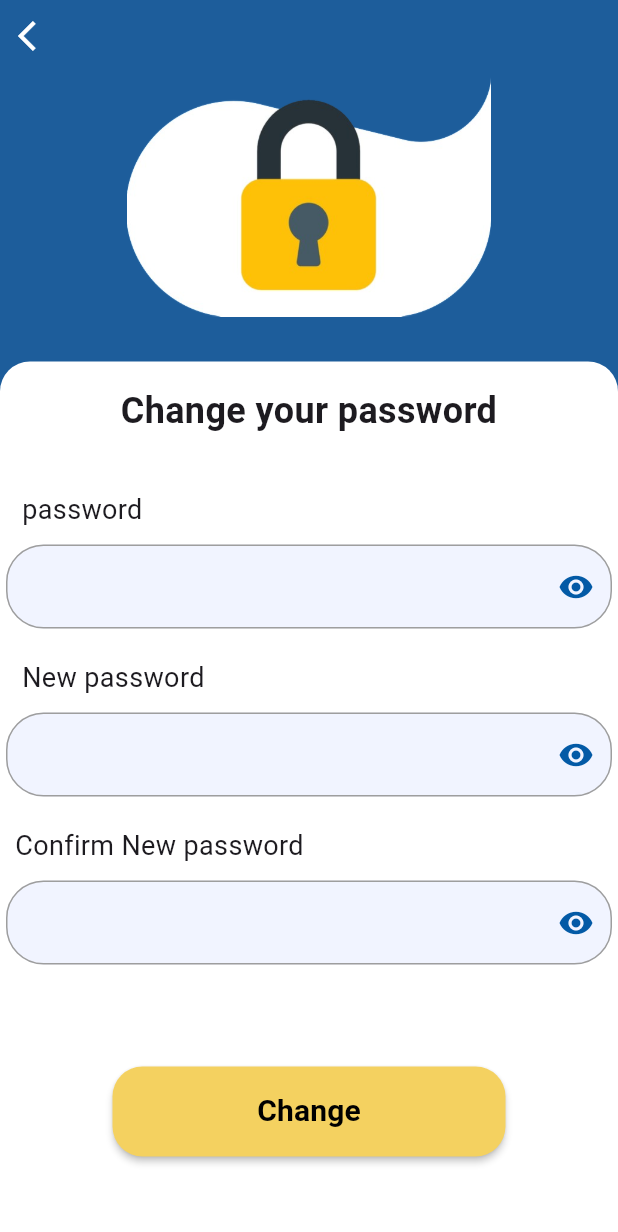
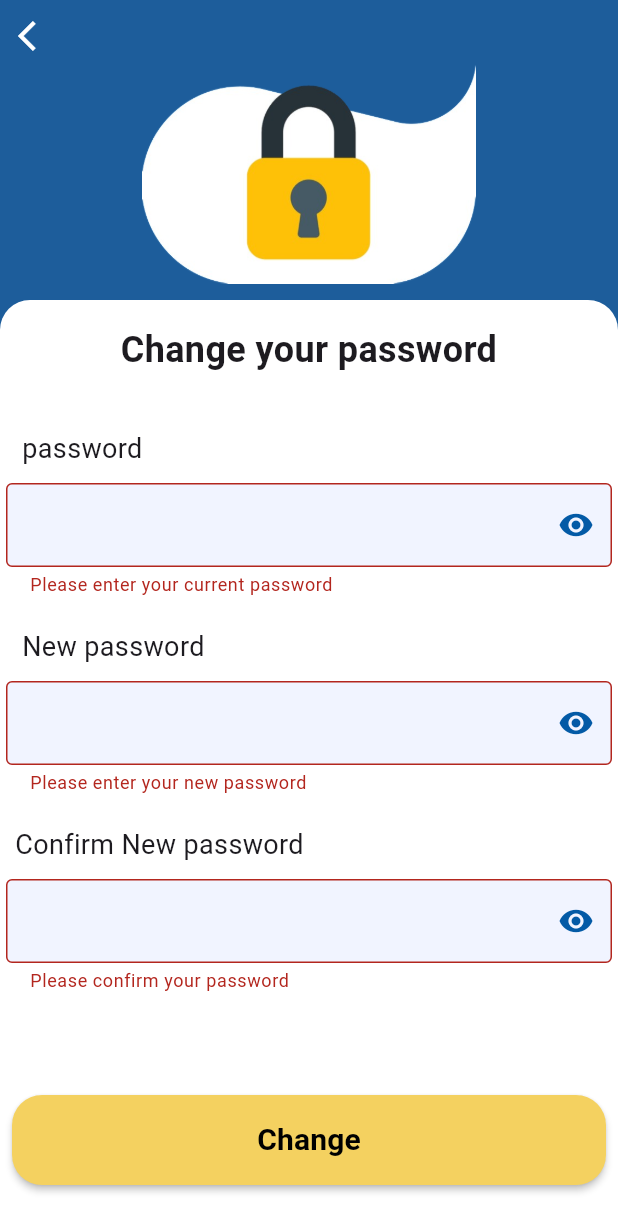
Before and after one commit to eman88888/final-project, a Flutter app: the change screen opened directly, after a tap on "Change", on a phone screen of 412 x 824 dp. Shown: the top 1232 px of the screen. Run offline on Flutter 3.47's test engine with Material 3 defaults, Android fonts, the phone set to English and light mode, and no system bars; our stand-ins replace cloud_firestore, curved_navigation_bar, dotted_border, file_picker, firebase_auth, firebase_core and 7 more; missing offline and left inert: dart:html; accounts and stored records are empty; Roboto replaces fonts that are missing (Poppins).

Commit message:
new commit

```diff
--- a/lib/main.dart
+++ b/lib/main.dart
@@ -43,6 +43,6 @@ class _appState extends State<app> {
     return GetMaterialApp(
         theme: ThemeData(fontFamily: 'Poppins'),
         debugShowCheckedModeBanner: false,
-        home: Signup_Screen());
+        home: startscreen());
   }
 }
--- a/lib/pages/change_pass.dart
+++ b/lib/pages/change_pass.dart
@@ -1,6 +1,9 @@
 import 'package:finalproject/screens/bottomnavbar.dart';
+import 'package:firebase_auth/firebase_auth.dart';
 import 'package:flutter/material.dart';
+import 'package:flutter/widgets.dart';
 import 'package:flutter_svg/svg.dart';
+import 'package:get/get.dart';
 
 import '../screens/settings.dart';
 
@@ -12,6 +15,45 @@ class change extends StatefulWidget {
 }
 
 class _changeState extends State<change> {
+  GlobalKey<FormState> formKey = GlobalKey();
+  final oldpassController = TextEditingController();
+  final newpassController = TextEditingController();
+
+  Future<void> changePassword(String oldpass, String newPass) async {
+    final user = FirebaseAuth.instance.currentUser;
+
+    if (user != null) {
+      ScaffoldMessenger.of(context).showSnackBar(
+        SnackBar(
+          backgroundColor: Color(0xFF1D5D9B),
+          content: Text(
+            'password has been changed',
+            style: TextStyle(
+              fontSize: 15,
+              color: Color(0xFFF1F4FF),
+            ),
+          ),
+        ),
+      );
+      await user.updatePassword(newPass);
+    } else {
+      ScaffoldMessenger.of(context).showSnackBar(
+        SnackBar(
+          backgroundColor: Color(0xFF1D5D9B),
+          content: Text(
+            'password hasnt been changed',
+            style: TextStyle(
+              fontSize: 10,
+              color: Color(0xFFF1F4FF),
+            ),
+          ),
+        ),
+      );
+      // No user is signed in.
+    }
+  }
+
+  bool isLoading = false;
   bool passwordVisible = false;
   bool passwordVisible1 = false;
   bool passwordVisible2 = false;
@@ -26,10 +68,17 @@ class _changeState extends State<change> {
 
   @override
   Widget build(BuildContext context) {
+    var screenSize = MediaQuery.of(context).size;
     return Scaffold(
-      backgroundColor: Color(0xff1D5D9B),
-      body: Column(
+      // backgroundColor: Color(0xff1D5D9B),
+      body: Form(
+        key: formKey,
+        child: Stack(
           children: [
+            Container(
+              height: 400,
+              color: Color(0xff1D5D9B),
+            ),
             Container(
               alignment: Alignment.topLeft,
               // height: 10,
@@ -46,28 +95,35 @@ class _changeState extends State<change> {
                 ),
               ),
             ),
-          Container(
-            margin: EdgeInsets.only(bottom: 30),
-            height: 163,
+            Padding(
+              padding: const EdgeInsets.only(top: 40),
+              child: Container(
+                alignment: Alignment.center,
+                margin: EdgeInsets.only(bottom: 20),
+                height: 149,
                 child: Image.asset("assets/image 4.png"),
               ),
-          Container(
-            height: 682,
-            width: 500,
+            ),
+            Positioned(
+              top: 200,
+              child: Container(
+                width: screenSize.width,
+                height: screenSize.height,
                 decoration: BoxDecoration(
                     color: Colors.white,
                     borderRadius: BorderRadius.only(
                       topLeft: Radius.circular(20),
                       topRight: Radius.circular(20),
                     )),
-            child: Column(
+                child: ListView(
                   children: [
                     Padding(
                       padding: const EdgeInsets.all(16.0),
                       child: Text(
                         "Change your password",
                         textAlign: TextAlign.center,
-                    style: TextStyle(fontSize: 24, fontWeight: FontWeight.w700),
+                        style: TextStyle(
+                            fontSize: 24, fontWeight: FontWeight.w700),
                       ),
                     ),
                     Padding(padding: EdgeInsets.all(10)),
@@ -81,20 +137,34 @@ class _changeState extends State<change> {
                     ),
                     Padding(
                       padding: const EdgeInsets.only(left: 4, right: 4),
-                  child: TextField(
+                      child: TextFormField(
+                        validator: (value) {
+                          if (value == null || value.isEmpty) {
+                            return 'Please enter your current password';
+                          }
+                        },
+                        controller: oldpassController,
                         obscureText: passwordVisible,
                         decoration: InputDecoration(
                           fillColor: Color(0xffF1F4FF),
                           filled: true,
+                          focusedBorder: OutlineInputBorder(
+                            borderRadius: BorderRadius.circular(8),
+                            borderSide: BorderSide(
+                              color: Color(0xFF047EB0),
+                            ),
+                          ),
                           enabledBorder: OutlineInputBorder(
-                          borderRadius: BorderRadius.all(
-                            Radius.circular(25),
+                            borderRadius: BorderRadius.circular(8),
+                            borderSide: BorderSide(
+                              color: Color(0xFFF1F4FF),
                             ),
-                          borderSide: BorderSide(color: Colors.grey)),
-                      focusedBorder: OutlineInputBorder(
-                          borderRadius: BorderRadius.all(Radius.circular(25)),
-                          borderSide: BorderSide(color: Colors.black)),
-                      border: OutlineInputBorder(),
+                          ),
+                          border: OutlineInputBorder(
+                            borderSide: BorderSide(
+                              color: Color(0xFF047EB0),
+                            ),
+                          ),
                           suffixIcon: IconButton(
                             color: Color(0xff035AA6),
                             icon: Icon(passwordVisible
@@ -125,20 +195,34 @@ class _changeState extends State<change> {
                     ),
                     Padding(
                       padding: const EdgeInsets.only(left: 4, right: 4),
-                  child: TextField(
+                      child: TextFormField(
+                        validator: (value) {
+                          if (value == null || value.isEmpty) {
+                            return 'Please enter your new password';
+                          }
+                        },
+                        controller: newpassController,
                         obscureText: passwordVisible1,
                         decoration: InputDecoration(
                           fillColor: Color(0xffF1F4FF),
                           filled: true,
+                          focusedBorder: OutlineInputBorder(
+                            borderRadius: BorderRadius.circular(8),
+                            borderSide: BorderSide(
+                              color: Color(0xFF047EB0),
+                            ),
+                          ),
                           enabledBorder: OutlineInputBorder(
-                          borderRadius: BorderRadius.all(
-                            Radius.circular(25),
+                            borderRadius: BorderRadius.circular(8),
+                            borderSide: BorderSide(
+                              color: Color(0xFFF1F4FF),
                             ),
-                          borderSide: BorderSide(color: Colors.grey)),
-                      focusedBorder: OutlineInputBorder(
-                          borderRadius: BorderRadius.all(Radius.circular(25)),
-                          borderSide: BorderSide(color: Colors.black)),
-                      border: OutlineInputBorder(),
+                          ),
+                          border: OutlineInputBorder(
+                            borderSide: BorderSide(
+                              color: Color(0xFF047EB0),
+                            ),
+                          ),
                           suffixIcon: IconButton(
                             color: Color(0xff035AA6),
                             icon: Icon(passwordVisible1
@@ -169,20 +253,33 @@ class _changeState extends State<change> {
                     ),
                     Padding(
                       padding: const EdgeInsets.only(left: 4, right: 4),
-                  child: TextField(
+                      child: TextFormField(
+                        validator: (value) {
+                          if (value == null || value.isEmpty) {
+                            return 'Please confirm your password';
+                          }
+                        },
                         obscureText: passwordVisible2,
                         decoration: InputDecoration(
                           fillColor: Color(0xffF1F4FF),
                           filled: true,
+                          focusedBorder: OutlineInputBorder(
+                            borderRadius: BorderRadius.circular(8),
+                            borderSide: BorderSide(
+                              color: Color(0xFF047EB0),
+                            ),
+                          ),
                           enabledBorder: OutlineInputBorder(
-                          borderRadius: BorderRadius.all(
-                            Radius.circular(25),
+                            borderRadius: BorderRadius.circular(8),
+                            borderSide: BorderSide(
+                              color: Color(0xFFF1F4FF),
                             ),
-                          borderSide: BorderSide(color: Colors.grey)),
-                      focusedBorder: OutlineInputBorder(
-                          borderRadius: BorderRadius.all(Radius.circular(25)),
-                          borderSide: BorderSide(color: Colors.black)),
-                      border: OutlineInputBorder(),
+                          ),
+                          border: OutlineInputBorder(
+                            borderSide: BorderSide(
+                              color: Color(0xFF047EB0),
+                            ),
+                          ),
                           suffixIcon: IconButton(
                             color: Color(0xff035AA6),
                             icon: Icon(passwordVisible2
@@ -218,12 +315,21 @@ class _changeState extends State<change> {
                           shape: RoundedRectangleBorder(
                             borderRadius: BorderRadius.circular(20),
                           ),
-                      onPressed: () {}),
+                          onPressed: () {
+                            if (formKey.currentState!.validate()) {
+                              setState(() {
+                                isLoading =
+                                    true; // Update isLoading state before awaiting Firebase authentication
+                              });
+                              changePassword(oldpassController.text,
+                                  newpassController.text);
+                            }
+                          }),
                     ),
                     Container(
                       alignment: Alignment.bottomLeft,
                       child: Padding(
-                      padding: const EdgeInsets.only(left: 5.0, top: 100),
+                          padding: const EdgeInsets.only(left: 5.0, top: 140),
                           child: InkWell(
                             onTap: () {
                               Navigator.push(
@@ -241,7 +347,9 @@ class _changeState extends State<change> {
                   ],
                 ),
               ),
+            ),
           ],
+        ),
       ),
     );
   }
```
Also changed, not shown: 6 other files. Lines whose indentation alone changed are shown as unchanged.
